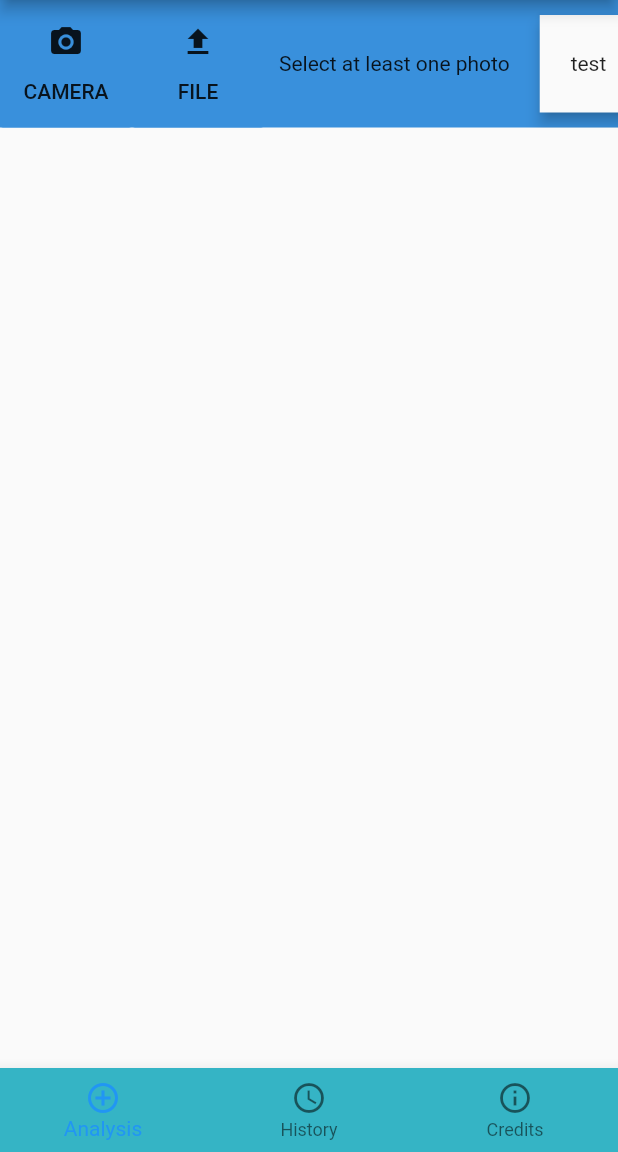
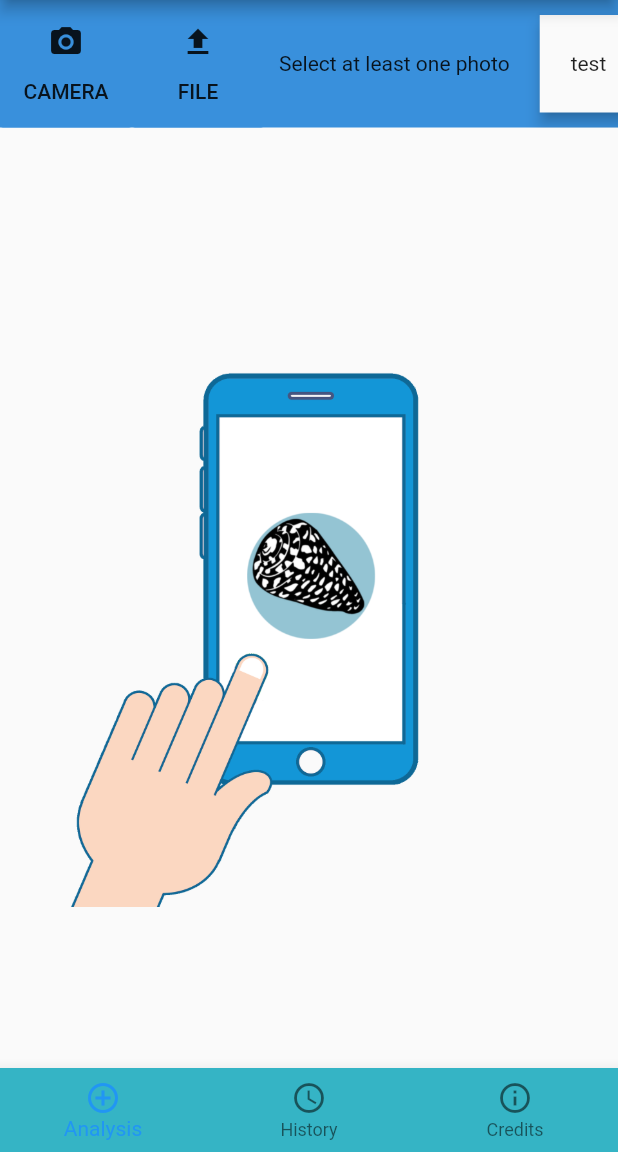
Before and after one commit to indigo-dc/deep-recognition-app-apk-generator, a Flutter app: the screen it shows after launch, on a phone screen of 412 x 824 dp, the part 84-1236 px from its top. Run offline on Flutter 3.47's test engine with Material 2 defaults, Android fonts, the phone set to English and light mode, and no system bars.

Commit message:
static container for image preview added

```diff
--- a/lib/task/new_multi_image_task_widget.dart
+++ b/lib/task/new_multi_image_task_widget.dart
@@ -84,14 +84,13 @@
               }
           ),
         ),
-        Container(
-          //height: double.negativeInfinity,
-          color: Colors.red,
+        Expanded(
+          child: Container(
+            child: Image.asset(
+              'assets/images/plant.png'
+            )
+          )
         )
-        //Image.asset(
-          //  'assets/images/plant.png',
-          //color: Colors.red,
-        //)
       ],
     );
   }
```
